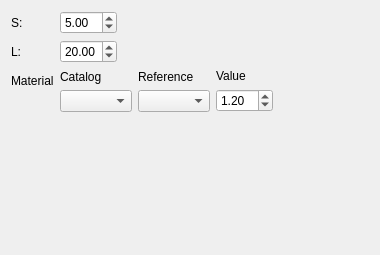
The window that freecad/pyoptools/GUI/DovePrism.ui (cihologramas/freecad-pyoptools) describes before a commit, drawn with Qt 5.
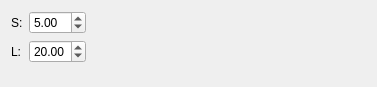
The same window after the commit.

Commit message:
All the dialogs to insert objects use now placementWidget and materialWidget
Code was added to be able to reuse custom widgets in the components dialogs. It mus be working now.

What changed in the file:
```diff
--- a/freecad/pyoptools/GUI/DovePrism.ui
+++ b/freecad/pyoptools/GUI/DovePrism.ui
@@ -6,8 +6,8 @@
    <rect>
     <x>0</x>
     <y>0</y>
-    <width>380</width>
-    <height>255</height>
+    <width>377</width>
+    <height>87</height>
    </rect>
   </property>
   <property name="windowTitle">
@@ -50,69 +50,6 @@
        </property>
       </widget>
      </item>
-     <item row="2" column="0">
-      <widget class="QLabel" name="label_5">
-       <property name="text">
-        <string>Material</string>
-       </property>
-      </widget>
-     </item>
-     <item row="2" column="1">
-      <layout class="QHBoxLayout" name="horizontalLayout_2">
-       <item>
-        <layout class="QVBoxLayout" name="verticalLayout_4">
-         <item>
-          <widget class="QLabel" name="label_8">
-           <property name="text">
-            <string>Catalog</string>
-           </property>
-          </widget>
-         </item>
-         <item>
-          <widget class="QComboBox" name="Catalog"/>
-         </item>
-        </layout>
-       </item>
-       <item>
-        <layout class="QVBoxLayout" name="verticalLayout_5">
-         <item>
-          <widget class="QLabel" name="label_9">
-           <property name="text">
-            <string>Reference</string>
-           </property>
-          </widget>
-         </item>
-         <item>
-          <widget class="QComboBox" name="Reference"/>
-         </item>
-        </layout>
-       </item>
-       <item>
-        <layout class="QVBoxLayout" name="verticalLayout_2">
-         <item>
-          <widget class="QLabel" name="label_6">
-           <property name="text">
-            <string>Value</string>
-           </property>
-          </widget>
-         </item>
-         <item>
-          <widget class="QDoubleSpinBox" name="Value">
-           <property name="minimum">
-            <double>1.000000000000000</double>
-           </property>
-           <property name="singleStep">
-            <double>0.100000000000000</double>
-           </property>
-           <property name="value">
-            <double>1.200000000000000</double>
-           </property>
-          </widget>
-         </item>
-        </layout>
-       </item>
-      </layout>
-     </item>
     </layout>
    </item>
   </layout>
```
The commit also changes 26 other files.
